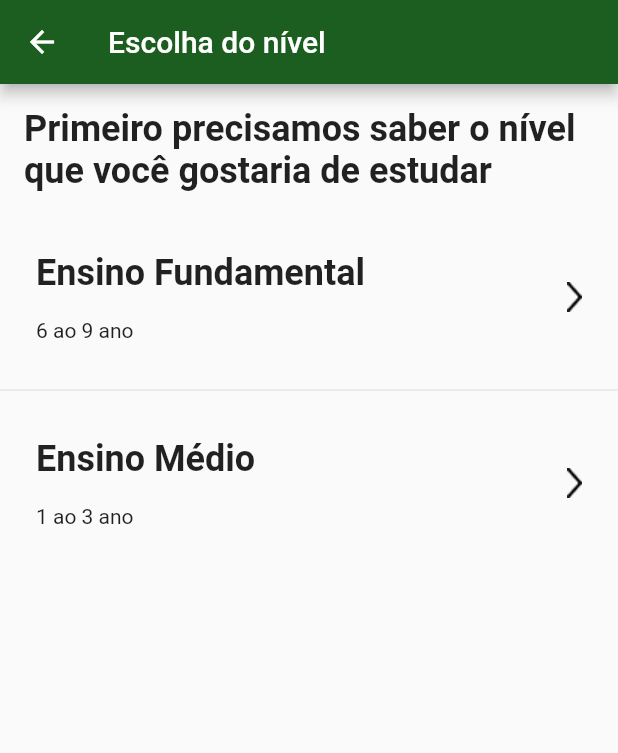
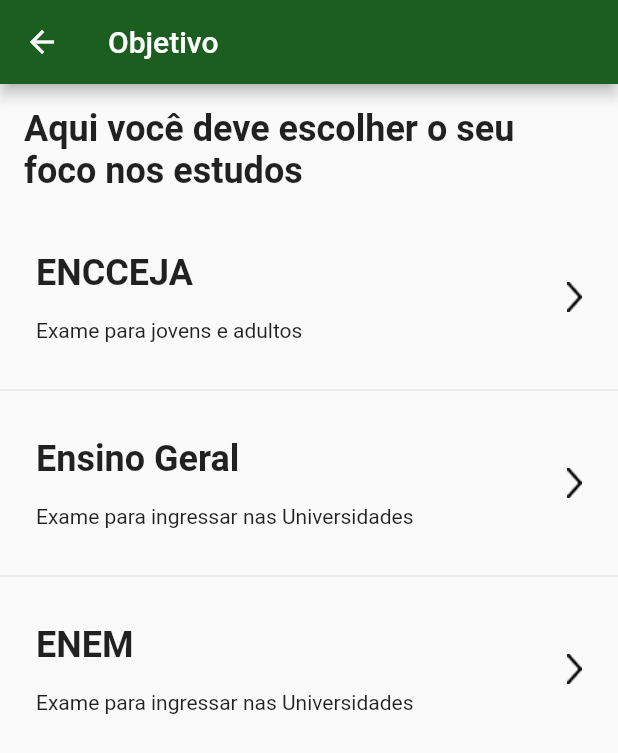
Before and after one commit to moville-hack-group-1/mobile, a Flutter app: the Level screen opened directly, after a tap on "Ensino Fundamental", on a phone screen of 412 x 824 dp. Shown: the top 753 px of the screen. Run offline on Flutter 3.47's test engine with Material 2 defaults, Android fonts, the phone set to English and light mode, and no system bars; our stand-ins replace fluttertoast, sqflite; missing offline and left inert: http_interceptor; accounts and stored records are empty.

Commit message:
Add objective screen

```diff
--- a/lib/components/list_item.dart
+++ b/lib/components/list_item.dart
@@ -12,7 +12,7 @@ class ListItemComponent extends StatelessWidget {
   Widget build(BuildContext context) {
     return InkWell(
       onTap: () {
-        print('Clicou no item $title');
+        onClick();
       },
       child: Padding(
         padding: const EdgeInsets.all(24.0),
--- a/lib/screens/level.dart
+++ b/lib/screens/level.dart
@@ -1,5 +1,6 @@
 import 'package:educanacao/components/list_item.dart';
 import 'package:educanacao/components/title.dart';
+import 'package:educanacao/screens/objective.dart';
 import 'package:flutter/material.dart';
 
 class Level extends StatelessWidget {
@@ -22,13 +23,19 @@ class Level extends StatelessWidget {
                 ListItemComponent(
                   'Ensino Fundamental',
                   '6 ao 9 ano',
-                  onClick: () {},
+                  onClick: () {
+                    Navigator.of(context).push(
+                        MaterialPageRoute(builder: (context) => Objective()));
+                  },
                 ),
                 Divider(),
                 ListItemComponent(
                   'Ensino Médio',
                   '1 ao 3 ano',
-                  onClick: () {},
+                  onClick: () {
+                    Navigator.of(context).push(
+                        MaterialPageRoute(builder: (context) => Objective()));
+                  },
                 ),
               ],
             ),
--- /dev/null
+++ b/lib/screens/objective.dart
@@ -0,0 +1,46 @@
+import 'package:educanacao/components/list_item.dart';
+import 'package:educanacao/components/title.dart';
+import 'package:flutter/material.dart';
+
+class Objective extends StatelessWidget {
+  @override
+  Widget build(BuildContext context) {
+    return Scaffold(
+      appBar: AppBar(
+        title: Text('Objetivo'),
+      ),
+      body: Column(
+        children: <Widget>[
+          Padding(
+            padding: const EdgeInsets.all(16.0),
+            child: TitleComponent(
+                'Aqui você deve escolher o seu foco nos estudos'),
+          ),
+          Expanded(
+            child: ListView(
+              children: <Widget>[
+                ListItemComponent(
+                  'ENCCEJA',
+                  'Exame para jovens e adultos',
+                  onClick: () {},
+                ),
+                Divider(),
+                ListItemComponent(
+                  'Ensino Geral',
+                  'Exame para ingressar nas Universidades',
+                  onClick: () {},
+                ),
+                Divider(),
+                ListItemComponent(
+                  'ENEM',
+                  'Exame para ingressar nas Universidades',
+                  onClick: () {},
+                ),
+              ],
+            ),
+          ),
+        ],
+      ),
+    );
+  }
+}
```
Also changed, not shown: 3 other files.
